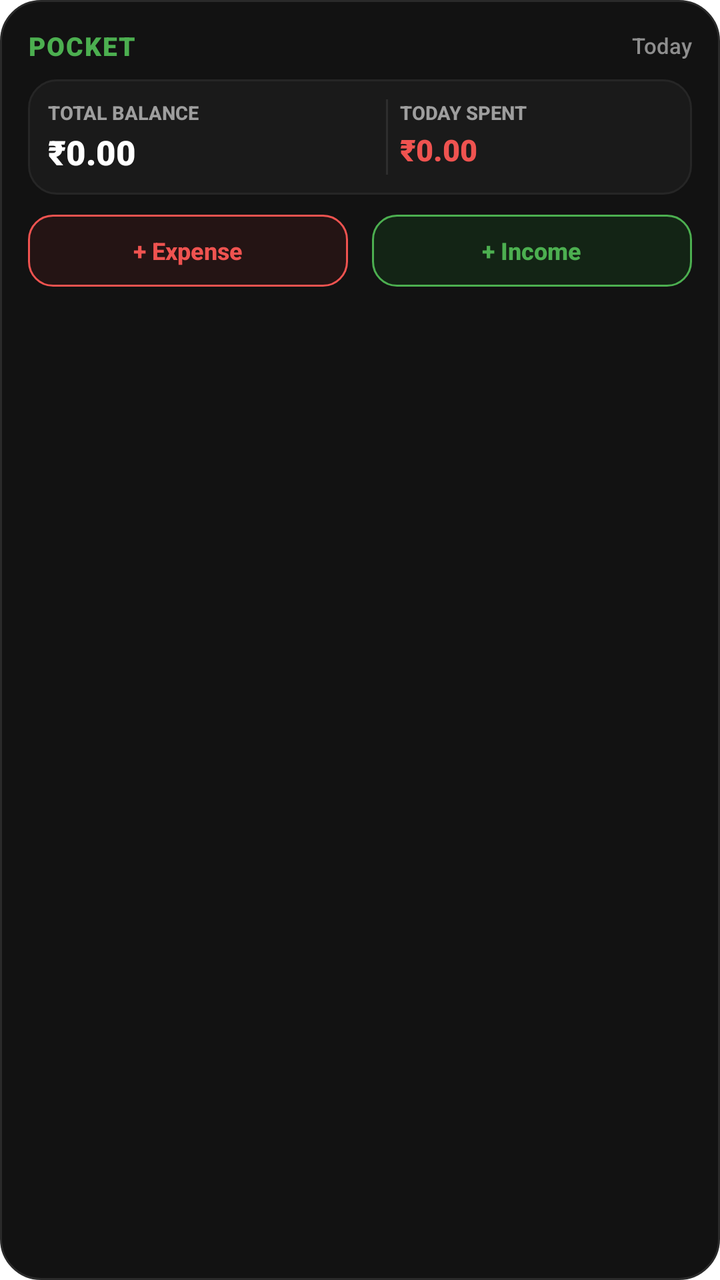
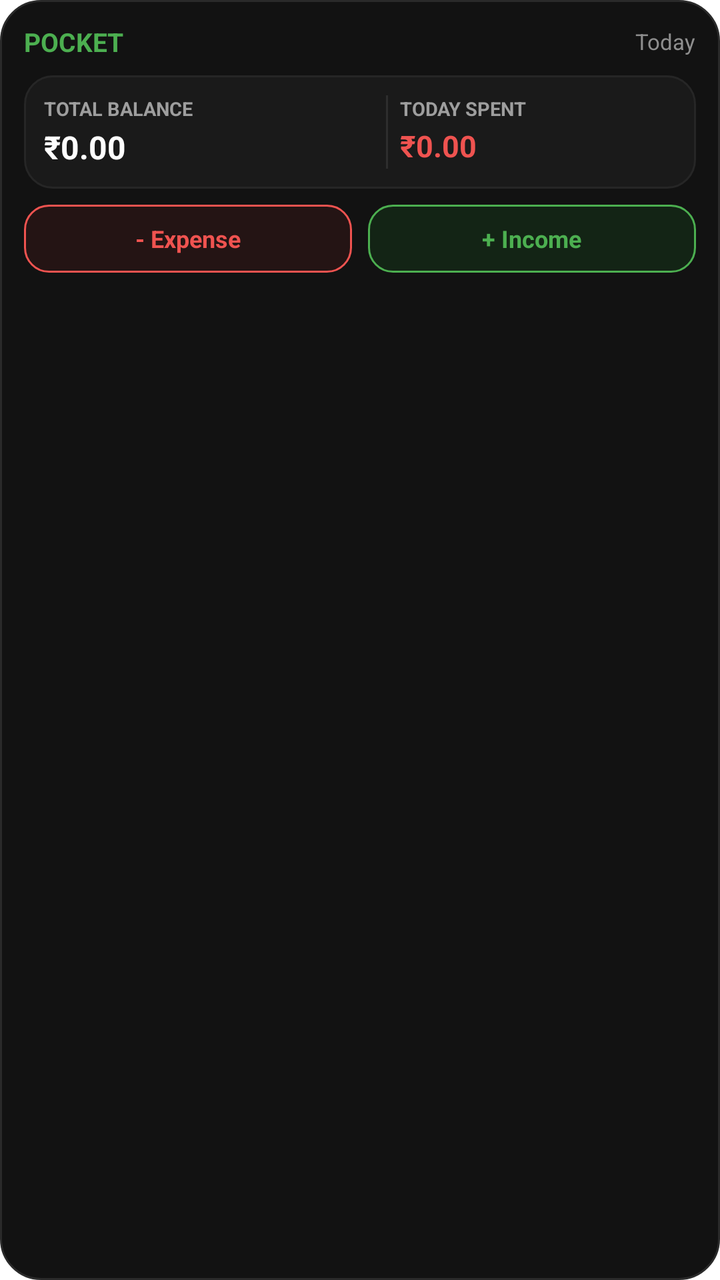

Compare the two renders of this Android layout. The source of the first and the diff that turns it into the second are given below.
<!-- AndroidManifest.xml: fallback theme Theme.MaterialComponents.DayNight.NoActionBar -->
<!-- res/layout/pocket_widget_layout.xml -->
<?xml version="1.0" encoding="utf-8"?>
<LinearLayout xmlns:android="http://schemas.android.com/apk/res/android"
    android:id="@+id/widget_root"
    android:layout_width="match_parent"
    android:layout_height="match_parent"
    android:background="@drawable/widget_background"
    android:orientation="vertical"
    android:padding="14dp">

    
    <LinearLayout
        android:layout_width="match_parent"
        android:layout_height="wrap_content"
        android:gravity="center_vertical"
        android:orientation="horizontal">

        <TextView
            android:id="@+id/widget_title"
            android:layout_width="0dp"
            android:layout_height="wrap_content"
            android:layout_weight="1"
            android:fontFamily="sans-serif-black"
            android:letterSpacing="0.05"
            android:text="POCKET"
            android:textColor="#4CAF50"
            android:textSize="13sp"
            android:textStyle="bold" />

        <TextView
            android:id="@+id/widget_date"
            android:layout_width="wrap_content"
            android:layout_height="wrap_content"
            android:fontFamily="sans-serif-medium"
            android:text="Today"
            android:textColor="#8E8E8E"
            android:textSize="11sp" />
    </LinearLayout>

    
    <LinearLayout
        android:layout_width="match_parent"
        android:layout_height="wrap_content"
        android:layout_marginTop="8dp"
        android:background="@drawable/widget_card_inset"
        android:baselineAligned="false"
        android:orientation="horizontal"
        android:padding="10dp">

        
        <LinearLayout
            android:layout_width="0dp"
            android:layout_height="wrap_content"
            android:layout_weight="1.2"
            android:orientation="vertical">

            <TextView
                android:layout_width="wrap_content"
                android:layout_height="wrap_content"
                android:fontFamily="sans-serif-medium"
                android:text="TOTAL BALANCE"
                android:textColor="#9E9E9E"
                android:textSize="9.5sp"
                android:textStyle="bold" />

            <TextView
                android:id="@+id/widget_total_balance"
                android:layout_width="wrap_content"
                android:layout_height="wrap_content"
                android:layout_marginTop="2dp"
                android:fontFamily="sans-serif-black"
                android:text="₹0.00"
                android:textColor="#FFFFFF"
                android:textSize="17sp"
                android:textStyle="bold" />
        </LinearLayout>

        
        <View
            android:layout_width="1dp"
            android:layout_height="match_parent"
            android:layout_marginHorizontal="6dp"
            android:background="#2E2E2E" />

        
        <LinearLayout
            android:layout_width="0dp"
            android:layout_height="wrap_content"
            android:layout_weight="1"
            android:orientation="vertical">

            <TextView
                android:layout_width="wrap_content"
                android:layout_height="wrap_content"
                android:fontFamily="sans-serif-medium"
                android:text="TODAY SPENT"
                android:textColor="#9E9E9E"
                android:textSize="9.5sp"
                android:textStyle="bold" />

            <TextView
                android:id="@+id/widget_today_expense"
                android:layout_width="wrap_content"
                android:layout_height="wrap_content"
                android:layout_marginTop="2dp"
                android:fontFamily="sans-serif-black"
                android:text="₹0.00"
                android:textColor="#EF5350"
                android:textSize="15sp"
                android:textStyle="bold" />
        </LinearLayout>
    </LinearLayout>

    
    <LinearLayout
        android:layout_width="match_parent"
        android:layout_height="wrap_content"
        android:layout_marginTop="10dp"
        android:gravity="center_vertical"
        android:orientation="horizontal">

        
        <LinearLayout
            android:id="@+id/btn_quick_expense"
            android:layout_width="0dp"
            android:layout_height="36dp"
            android:layout_marginEnd="6dp"
            android:layout_weight="1"
            android:background="@drawable/widget_button_expense"
            android:gravity="center"
            android:orientation="horizontal">

            <TextView
                android:layout_width="wrap_content"
                android:layout_height="wrap_content"
                android:fontFamily="sans-serif-medium"
                android:text="+ Expense"
                android:textColor="#EF5350"
                android:textSize="12sp"
                android:textStyle="bold" />
        </LinearLayout>

        
        <LinearLayout
            android:id="@+id/btn_quick_income"
            android:layout_width="0dp"
            android:layout_height="36dp"
            android:layout_marginStart="6dp"
            android:layout_weight="1"
            android:background="@drawable/widget_button_income"
            android:gravity="center"
            android:orientation="horizontal">

            <TextView
                android:layout_width="wrap_content"
                android:layout_height="wrap_content"
                android:fontFamily="sans-serif-medium"
                android:text="+ Income"
                android:textColor="#4CAF50"
                android:textSize="12sp"
                android:textStyle="bold" />
        </LinearLayout>
    </LinearLayout>

</LinearLayout>
<!-- resources referenced by this layout -->
<resources>
  <!-- drawable widget_background (drawable) -->
  <?xml version="1.0" encoding="utf-8"?>
  <shape xmlns:android="http://schemas.android.com/apk/res/android"
      android:shape="rectangle">
      <solid android:color="#121212" />
      <corners android:radius="20dp" />
      <stroke
          android:width="1dp"
          android:color="#2A2A2A" />
  </shape>
  <!-- drawable widget_button_expense (drawable) -->
  <?xml version="1.0" encoding="utf-8"?>
  <shape xmlns:android="http://schemas.android.com/apk/res/android"
      android:shape="rectangle">
      <solid android:color="#241414" />
      <corners android:radius="12dp" />
      <stroke
          android:width="1dp"
          android:color="#EF5350" />
  </shape>
  <!-- drawable widget_button_income (drawable) -->
  <?xml version="1.0" encoding="utf-8"?>
  <shape xmlns:android="http://schemas.android.com/apk/res/android"
      android:shape="rectangle">
      <solid android:color="#132415" />
      <corners android:radius="12dp" />
      <stroke
          android:width="1dp"
          android:color="#4CAF50" />
  </shape>
  <!-- drawable widget_card_inset (drawable) -->
  <?xml version="1.0" encoding="utf-8"?>
  <shape xmlns:android="http://schemas.android.com/apk/res/android"
      android:shape="rectangle">
      <solid android:color="#1A1A1A" />
      <corners android:radius="14dp" />
      <stroke
          android:width="1dp"
          android:color="#262626" />
  </shape>
</resources>

<!-- the commit's change to res/layout/pocket_widget_layout.xml (unified diff, before → after) -->
@@ -5,7 +5,7 @@
     android:layout_height="match_parent"
     android:background="@drawable/widget_background"
     android:orientation="vertical"
-    android:padding="14dp">
+    android:padding="12dp">
 
     
     <LinearLayout
@@ -19,8 +19,6 @@
             android:layout_width="0dp"
             android:layout_height="wrap_content"
             android:layout_weight="1"
-            android:fontFamily="sans-serif-black"
-            android:letterSpacing="0.05"
             android:text="POCKET"
             android:textColor="#4CAF50"
             android:textSize="13sp"
@@ -30,7 +28,6 @@
             android:id="@+id/widget_date"
             android:layout_width="wrap_content"
             android:layout_height="wrap_content"
-            android:fontFamily="sans-serif-medium"
             android:text="Today"
             android:textColor="#8E8E8E"
             android:textSize="11sp" />
@@ -56,7 +53,6 @@
             <TextView
                 android:layout_width="wrap_content"
                 android:layout_height="wrap_content"
-                android:fontFamily="sans-serif-medium"
                 android:text="TOTAL BALANCE"
                 android:textColor="#9E9E9E"
                 android:textSize="9.5sp"
@@ -67,19 +63,22 @@
                 android:layout_width="wrap_content"
                 android:layout_height="wrap_content"
                 android:layout_marginTop="2dp"
-                android:fontFamily="sans-serif-black"
                 android:text="₹0.00"
                 android:textColor="#FFFFFF"
-                android:textSize="17sp"
+                android:textSize="16sp"
                 android:textStyle="bold" />
         </LinearLayout>
 
         
-        <View
+        <ImageView
             android:layout_width="1dp"
             android:layout_height="match_parent"
-            android:layout_marginHorizontal="6dp"
-            android:background="#2E2E2E" />
+            android:layout_marginLeft="6dp"
+            android:layout_marginRight="6dp"
+            android:layout_marginStart="6dp"
+            android:layout_marginEnd="6dp"
+            android:background="#2E2E2E"
+            android:contentDescription="@null" />
 
         
         <LinearLayout
@@ -91,7 +90,6 @@
             <TextView
                 android:layout_width="wrap_content"
                 android:layout_height="wrap_content"
-                android:fontFamily="sans-serif-medium"
                 android:text="TODAY SPENT"
                 android:textColor="#9E9E9E"
                 android:textSize="9.5sp"
@@ -102,7 +100,6 @@
                 android:layout_width="wrap_content"
                 android:layout_height="wrap_content"
                 android:layout_marginTop="2dp"
-                android:fontFamily="sans-serif-black"
                 android:text="₹0.00"
                 android:textColor="#EF5350"
                 android:textSize="15sp"
@@ -114,7 +111,7 @@
     <LinearLayout
         android:layout_width="match_parent"
         android:layout_height="wrap_content"
-        android:layout_marginTop="10dp"
+        android:layout_marginTop="8dp"
         android:gravity="center_vertical"
         android:orientation="horizontal">
 
@@ -122,8 +119,9 @@
         <LinearLayout
             android:id="@+id/btn_quick_expense"
             android:layout_width="0dp"
-            android:layout_height="36dp"
-            android:layout_marginEnd="6dp"
+            android:layout_height="34dp"
+            android:layout_marginRight="4dp"
+            android:layout_marginEnd="4dp"
             android:layout_weight="1"
             android:background="@drawable/widget_button_expense"
             android:gravity="center"
@@ -132,8 +130,7 @@
             <TextView
                 android:layout_width="wrap_content"
                 android:layout_height="wrap_content"
-                android:fontFamily="sans-serif-medium"
-                android:text="+ Expense"
+                android:text="- Expense"
                 android:textColor="#EF5350"
                 android:textSize="12sp"
                 android:textStyle="bold" />
@@ -143,8 +140,9 @@
         <LinearLayout
             android:id="@+id/btn_quick_income"
             android:layout_width="0dp"
-            android:layout_height="36dp"
-            android:layout_marginStart="6dp"
+            android:layout_height="34dp"
+            android:layout_marginLeft="4dp"
+            android:layout_marginStart="4dp"
             android:layout_weight="1"
             android:background="@drawable/widget_button_income"
             android:gravity="center"
@@ -153,7 +151,6 @@
             <TextView
                 android:layout_width="wrap_content"
                 android:layout_height="wrap_content"
-                android:fontFamily="sans-serif-medium"
                 android:text="+ Income"
                 android:textColor="#4CAF50"
                 android:textSize="12sp"
